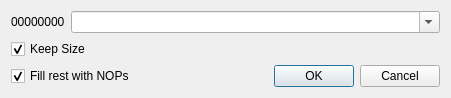
Qt form plugins/Assembler/DialogAssembler.ui (eteran/edb-debugger) before a commit.
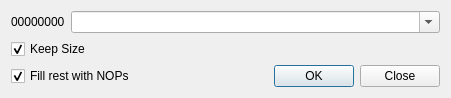
The same form after that commit.

```diff
--- a/plugins/Assembler/DialogAssembler.ui
+++ b/plugins/Assembler/DialogAssembler.ui
@@ -65,7 +65,7 @@
    <item row="2" column="1">
     <widget class="QDialogButtonBox" name="buttonBox">
      <property name="standardButtons">
-      <set>QDialogButtonBox::Cancel|QDialogButtonBox::Ok</set>
+      <set>QDialogButtonBox::Close|QDialogButtonBox::Ok</set>
      </property>
     </widget>
    </item>
```
Left out of the diff: 1 changed line with no effect on the pictures.
